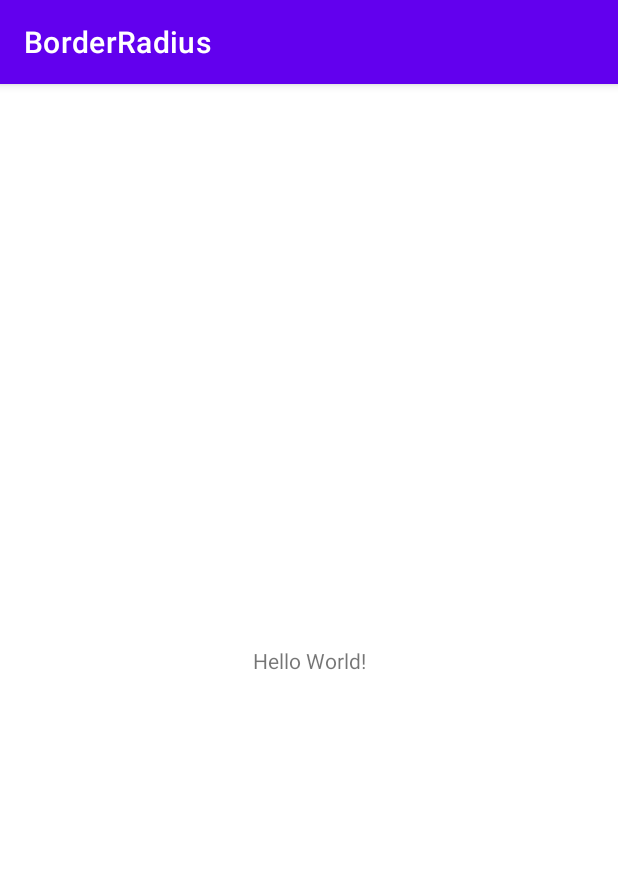
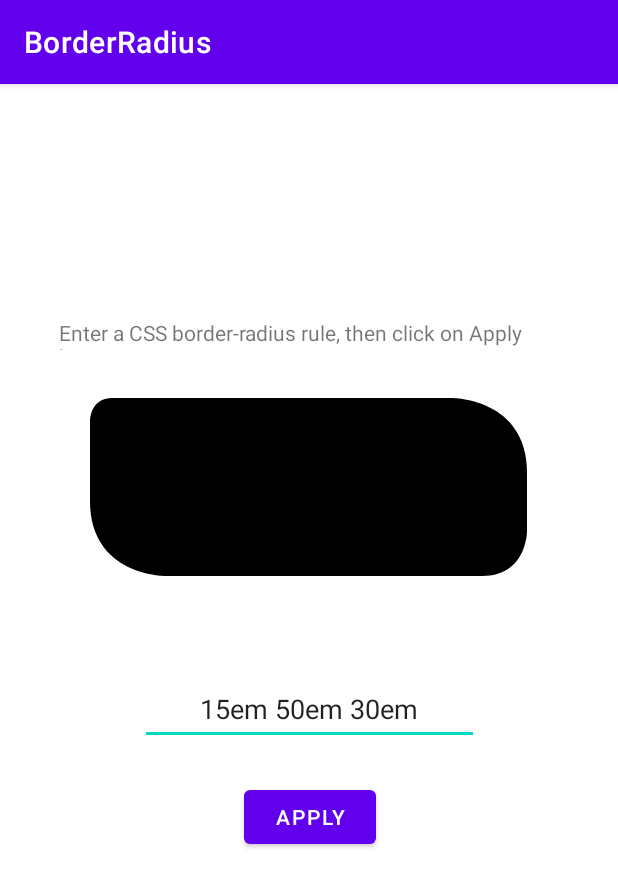
Before and after one commit to dfeprado/android-borderRadius, an Android app: the screen it shows after launch (MainActivity), on a phone screen of 412 x 824 dp. Shown: the top 887 px of the screen. Run offline under Robolectric (Android 15) with nearby library versions, the phone set to English and light mode, and no system bars.

Commit message:
Define o layout da atividade principal

```diff
--- a/app/src/main/java/dev/danielprado/borderradius/BoxBorderRadius.kt
+++ b/app/src/main/java/dev/danielprado/borderradius/BoxBorderRadius.kt
@@ -9,7 +9,6 @@ import android.graphics.Path
 import android.util.AttributeSet
 import android.util.TypedValue
 import android.view.View
-import androidx.annotation.Dimension
 
 class BoxBorderRadius(context: Context, attrs: AttributeSet?): View(context, attrs) {
     private var topLeftRadius = 0f
@@ -23,6 +22,19 @@ class BoxBorderRadius(context: Context, attrs: AttributeSet?): View(context, att
     private val paint = Paint(Paint.ANTI_ALIAS_FLAG).apply {
         color = Color.BLACK
         style = Paint.Style.FILL
+    }
+
+    init {
+        context.theme.obtainStyledAttributes(attrs, R.styleable.BoxBorderRadius, 0, 0).apply {
+            try {
+                paint.color = getColor(R.styleable.BoxBorderRadius_bkgColor, Color.BLACK)
+                borderRadius = getString(R.styleable.BoxBorderRadius_borderRadius) ?: ""
+            }
+            finally {
+                recycle()
+            }
+
+        }
     }
 
     var bkgColor: Int
@@ -49,6 +61,7 @@ class BoxBorderRadius(context: Context, attrs: AttributeSet?): View(context, att
                 bottomLeftRadius = 0f
                 bottomRightRadius = 0f
             }
+            borderRadiusString = value
         }
 
     private fun getRadiusValue(match: MatchResult): Float {
@@ -113,7 +126,6 @@ class BoxBorderRadius(context: Context, attrs: AttributeSet?): View(context, att
     }
 
     override fun onSizeChanged(w: Int, h: Int, oldw: Int, oldh: Int) {
-        borderRadius = "50% 50em"
         val width = (w - 1).toFloat()
         val height = (h - 1).toFloat()
         limitBorderRadius(width/2)
--- a/app/src/main/res/layout/activity_main.xml
+++ b/app/src/main/res/layout/activity_main.xml
@@ -7,12 +7,53 @@
     tools:context=".MainActivity">
 
     <TextView
+        android:id="@+id/textView"
+        android:layout_width="333dp"
+        android:layout_height="21dp"
+        android:layout_marginBottom="32dp"
+        android:text="@string/explain_text"
+        app:layout_constraintBottom_toTopOf="@+id/boxBorderRadius"
+        app:layout_constraintEnd_toEndOf="@+id/boxBorderRadius"
+        app:layout_constraintStart_toStartOf="@+id/boxBorderRadius"
+        app:layout_constraintTop_toTopOf="parent"
+        app:layout_constraintVertical_bias="0.38"
+        app:layout_constraintVertical_chainStyle="packed" />
+
+    <dev.danielprado.borderradius.BoxBorderRadius
+        android:id="@+id/boxBorderRadius"
+        android:layout_width="292dp"
+        android:layout_height="119dp"
+        android:layout_marginBottom="32dp"
+        app:bkgColor="@color/black"
+        app:borderRadius="15em 50em 30em"
+        app:layout_constraintBottom_toTopOf="@+id/border_radius_input"
+        app:layout_constraintEnd_toEndOf="parent"
+        app:layout_constraintStart_toStartOf="parent"
+        app:layout_constraintTop_toBottomOf="@+id/textView" />
+
+    <EditText
+        android:id="@+id/border_radius_input"
+        android:layout_width="226dp"
+        android:layout_height="48dp"
+        android:layout_marginTop="32dp"
+        android:layout_marginBottom="24dp"
+        android:inputType="text"
+        android:textAlignment="center"
+        android:text="@string/default_border_radius_text"
+        app:layout_constraintBottom_toTopOf="@+id/button"
+        app:layout_constraintEnd_toEndOf="@+id/boxBorderRadius"
+        app:layout_constraintStart_toStartOf="@+id/boxBorderRadius"
+        app:layout_constraintTop_toBottomOf="@+id/boxBorderRadius"
+        android:importantForAutofill="no" />
+
+    <Button
+        android:id="@+id/button"
         android:layout_width="wrap_content"
         android:layout_height="wrap_content"
-        android:text="Hello World!"
+        android:text="@string/apply_btn_text"
         app:layout_constraintBottom_toBottomOf="parent"
-        app:layout_constraintLeft_toLeftOf="parent"
-        app:layout_constraintRight_toRightOf="parent"
-        app:layout_constraintTop_toTopOf="parent" />
+        app:layout_constraintEnd_toEndOf="@+id/border_radius_input"
+        app:layout_constraintStart_toStartOf="@+id/border_radius_input"
+        app:layout_constraintTop_toBottomOf="@+id/border_radius_input" />
 
 </androidx.constraintlayout.widget.ConstraintLayout>
--- a/app/src/main/res/values/strings.xml
+++ b/app/src/main/res/values/strings.xml
@@ -1,3 +1,6 @@
 <resources>
     <string name="app_name">BorderRadius</string>
+    <string name="explain_text">Enter a CSS border-radius rule, then click on Apply button</string>
+    <string name="default_border_radius_text">15em 50em 30em</string>
+    <string name="apply_btn_text">Apply</string>
 </resources>
```
